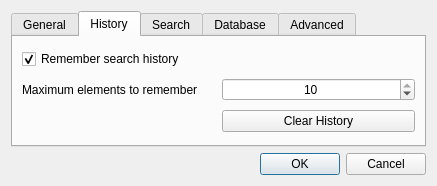
416d72/araneus, file Araneus/UI/preferences.ui: the form before one commit.
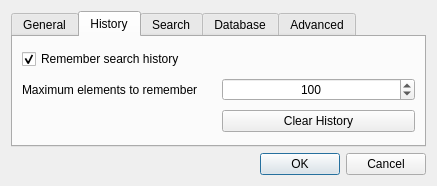
The form after the commit. The open tabs and pages were chosen to show the change. Icons and pictures are not drawn.

The edit to the form file:
```diff
--- a/Araneus/UI/preferences.ui
+++ b/Araneus/UI/preferences.ui
@@ -118,10 +118,10 @@
           <number>1</number>
          </property>
          <property name="maximum">
-          <number>10</number>
+          <number>999</number>
          </property>
          <property name="value">
-          <number>10</number>
+          <number>100</number>
          </property>
         </widget>
        </item>
```
